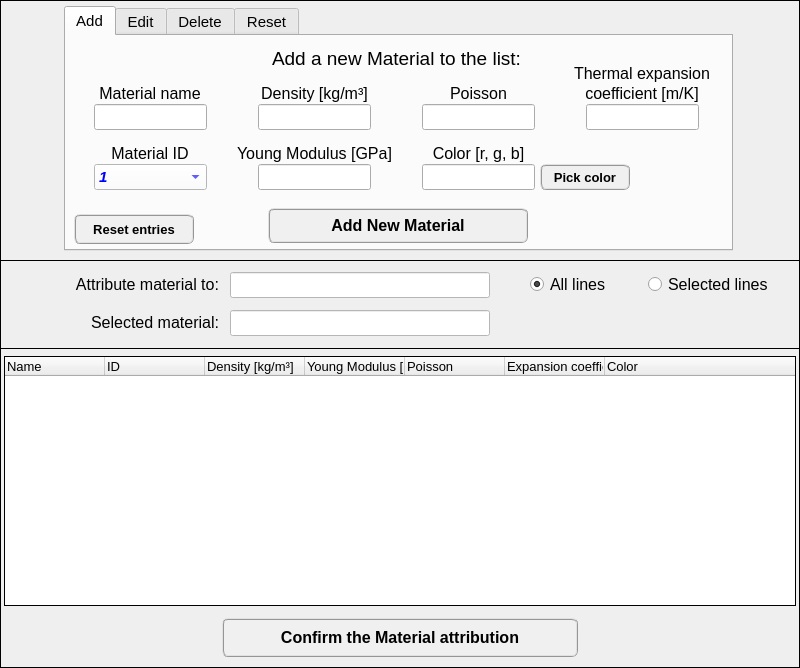
First picture: the form in data/user_input/ui/Model/Setup/Structural/materialInput.ui, repository open-pulse/OpenPulse, before the edit.
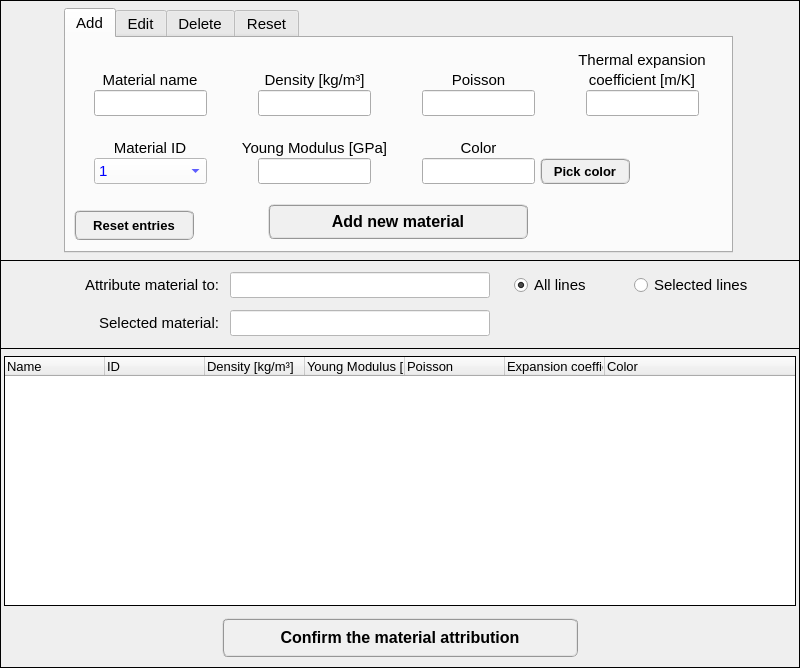
Second picture: the form after the edit. Icons and pictures are not drawn.

Commit message: Material/Fluid inputs adjustments

```diff
--- a/data/user_input/ui/Model/Setup/Structural/materialInput.ui
+++ b/data/user_input/ui/Model/Setup/Structural/materialInput.ui
@@ -78,7 +78,7 @@
     <property name="geometry">
      <rect>
       <x>64</x>
-      <y>6</y>
+      <y>8</y>
       <width>669</width>
       <height>245</height>
      </rect>
@@ -103,7 +103,7 @@
       <property name="geometry">
        <rect>
         <x>356</x>
-        <y>128</y>
+        <y>120</y>
         <width>113</width>
         <height>26</height>
        </rect>
@@ -122,11 +122,11 @@
       </property>
       <property name="font">
        <font>
-        <family>Arial</family>
+        <family>MS Shell Dlg 2</family>
         <pointsize>11</pointsize>
-        <weight>75</weight>
+        <weight>50</weight>
         <italic>false</italic>
-        <bold>true</bold>
+        <bold>false</bold>
        </font>
       </property>
       <property name="alignment">
@@ -137,7 +137,7 @@
       <property name="geometry">
        <rect>
         <x>162</x>
-        <y>108</y>
+        <y>100</y>
         <width>173</width>
         <height>20</height>
        </rect>
@@ -148,14 +148,17 @@
        </font>
       </property>
       <property name="text">
-       <string>&lt;html&gt;&lt;head/&gt;&lt;body&gt;&lt;p align=&quot;center&quot;&gt;&lt;span style=&quot; font-size:12pt;&quot;&gt;Young Modulus [GPa]&lt;/span&gt;&lt;/p&gt;&lt;/body&gt;&lt;/html&gt;</string>
+       <string>Young Modulus [GPa]</string>
+      </property>
+      <property name="alignment">
+       <set>Qt::AlignCenter</set>
       </property>
      </widget>
      <widget class="QLineEdit" name="lineEdit_poisson">
       <property name="geometry">
        <rect>
         <x>356</x>
-        <y>68</y>
+        <y>52</y>
         <width>113</width>
         <height>26</height>
        </rect>
@@ -174,11 +177,11 @@
       </property>
       <property name="font">
        <font>
-        <family>Arial</family>
+        <family>MS Shell Dlg 2</family>
         <pointsize>11</pointsize>
-        <weight>75</weight>
+        <weight>50</weight>
         <italic>false</italic>
-        <bold>true</bold>
+        <bold>false</bold>
        </font>
       </property>
       <property name="alignment">
@@ -189,20 +192,30 @@
       <property name="geometry">
        <rect>
         <x>24</x>
-        <y>48</y>
+        <y>32</y>
         <width>120</width>
         <height>20</height>
        </rect>
       </property>
+      <property name="font">
+       <font>
+        <pointsize>11</pointsize>
+        <weight>50</weight>
+        <bold>false</bold>
+       </font>
+      </property>
       <property name="text">
-       <string>&lt;html&gt;&lt;head/&gt;&lt;body&gt;&lt;p align=&quot;center&quot;&gt;&lt;span style=&quot; font-size:12pt; font-style:normal;&quot;&gt;Material name&lt;/span&gt;&lt;/p&gt;&lt;/body&gt;&lt;/html&gt;</string>
+       <string>Material name</string>
+      </property>
+      <property name="alignment">
+       <set>Qt::AlignCenter</set>
       </property>
      </widget>
      <widget class="QLineEdit" name="lineEdit_density">
       <property name="geometry">
        <rect>
         <x>192</x>
-        <y>68</y>
+        <y>52</y>
         <width>113</width>
         <height>26</height>
        </rect>
@@ -221,11 +234,11 @@
       </property>
       <property name="font">
        <font>
-        <family>Arial</family>
+        <family>MS Shell Dlg 2</family>
         <pointsize>11</pointsize>
-        <weight>75</weight>
+        <weight>50</weight>
         <italic>false</italic>
-        <bold>true</bold>
+        <bold>false</bold>
        </font>
       </property>
       <property name="alignment">
@@ -236,7 +249,7 @@
       <property name="geometry">
        <rect>
         <x>28</x>
-        <y>68</y>
+        <y>52</y>
         <width>113</width>
         <height>26</height>
        </rect>
@@ -255,11 +268,11 @@
       </property>
       <property name="font">
        <font>
-        <family>Arial</family>
+        <family>MS Shell Dlg 2</family>
         <pointsize>11</pointsize>
-        <weight>75</weight>
+        <weight>50</weight>
         <italic>false</italic>
-        <bold>true</bold>
+        <bold>false</bold>
        </font>
       </property>
       <property name="alignment">
@@ -270,33 +283,39 @@
       <property name="geometry">
        <rect>
         <x>24</x>
-        <y>108</y>
+        <y>100</y>
         <width>120</width>
         <height>20</height>
        </rect>
       </property>
       <property name="text">
-       <string>&lt;html&gt;&lt;head/&gt;&lt;body&gt;&lt;p align=&quot;center&quot;&gt;&lt;span style=&quot; font-size:12pt; font-style:normal;&quot;&gt;Material ID&lt;/span&gt;&lt;/p&gt;&lt;/body&gt;&lt;/html&gt;</string>
+       <string>Material ID</string>
+      </property>
+      <property name="alignment">
+       <set>Qt::AlignCenter</set>
       </property>
      </widget>
      <widget class="QLabel" name="poisson_label">
       <property name="geometry">
        <rect>
         <x>378</x>
-        <y>48</y>
+        <y>32</y>
         <width>69</width>
         <height>20</height>
        </rect>
       </property>
       <property name="text">
-       <string>&lt;html&gt;&lt;head/&gt;&lt;body&gt;&lt;p align=&quot;center&quot;&gt;&lt;span style=&quot; font-size:12pt; font-style:normal;&quot;&gt;Poisson&lt;/span&gt;&lt;/p&gt;&lt;/body&gt;&lt;/html&gt;</string>
+       <string>Poisson</string>
+      </property>
+      <property name="alignment">
+       <set>Qt::AlignCenter</set>
       </property>
      </widget>
      <widget class="QLineEdit" name="lineEdit_youngModulus">
       <property name="geometry">
        <rect>
         <x>192</x>
-        <y>128</y>
+        <y>120</y>
         <width>113</width>
         <height>26</height>
        </rect>
@@ -315,11 +334,11 @@
       </property>
       <property name="font">
        <font>
-        <family>Arial</family>
+        <family>MS Shell Dlg 2</family>
         <pointsize>11</pointsize>
-        <weight>75</weight>
+        <weight>50</weight>
         <italic>false</italic>
-        <bold>true</bold>
+        <bold>false</bold>
        </font>
       </property>
       <property name="alignment">
@@ -330,13 +349,23 @@
       <property name="geometry">
        <rect>
         <x>174</x>
-        <y>48</y>
+        <y>32</y>
         <width>149</width>
         <height>20</height>
        </rect>
       </property>
+      <property name="font">
+       <font>
+        <pointsize>11</pointsize>
+        <weight>50</weight>
+        <bold>false</bold>
+       </font>
+      </property>
       <property name="text">
-       <string>&lt;html&gt;&lt;head/&gt;&lt;body&gt;&lt;p align=&quot;center&quot;&gt;&lt;span style=&quot; font-size:12pt; font-style:normal;&quot;&gt;Density [kg/m³]&lt;/span&gt;&lt;/p&gt;&lt;/body&gt;&lt;/html&gt;</string>
+       <string>Density [kg/m³]</string>
+      </property>
+      <property name="alignment">
+       <set>Qt::AlignCenter</set>
       </property>
      </widget>
      <widget class="QPushButton" name="pushButton_confirm_add_material">
@@ -346,7 +375,7 @@
       <property name="geometry">
        <rect>
         <x>202</x>
-        <y>172</y>
+        <y>166</y>
         <width>260</width>
         <height>35</height>
        </rect>
@@ -387,7 +416,7 @@
 QPushButton:pressed{border-radius: 6px; border-color: rgb(0, 170, 255); border-style: ridge; border-width: 3px; color: rgb(0, 0, 0); background-color: rgb(174, 213, 255); font: 75 bold 12pt &quot;MS Shell Dlg 2&quot;}</string>
       </property>
       <property name="text">
-       <string>Add New Material</string>
+       <string>Add new material</string>
       </property>
       <property name="shortcut">
        <string>Shift+A</string>
@@ -405,36 +434,11 @@
        <bool>false</bool>
       </property>
      </widget>
-     <widget class="QLabel" name="Add_new_mat_label">
-      <property name="geometry">
-       <rect>
-        <x>176</x>
-        <y>10</y>
-        <width>309</width>
-        <height>25</height>
-       </rect>
-      </property>
-      <property name="font">
-       <font>
-        <pointsize>9</pointsize>
-        <italic>true</italic>
-       </font>
-      </property>
-      <property name="text">
-       <string>&lt;html&gt;&lt;head/&gt;&lt;body&gt;&lt;p align=&quot;center&quot;&gt;&lt;span style=&quot; font-size:14pt; font-style:normal;&quot;&gt;Add a new Material to the list:&lt;/span&gt;&lt;/p&gt;&lt;/body&gt;&lt;/html&gt;</string>
-      </property>
-      <property name="textFormat">
-       <enum>Qt::AutoText</enum>
-      </property>
-      <property name="alignment">
-       <set>Qt::AlignCenter</set>
-      </property>
-     </widget>
      <widget class="QLineEdit" name="lineEdit_thermal_expansion_coefficient">
       <property name="geometry">
        <rect>
         <x>520</x>
-        <y>68</y>
+        <y>52</y>
         <width>113</width>
         <height>26</height>
        </rect>
@@ -453,11 +457,11 @@
       </property>
       <property name="font">
        <font>
-        <family>Arial</family>
+        <family>MS Shell Dlg 2</family>
         <pointsize>11</pointsize>
-        <weight>75</weight>
+        <weight>50</weight>
         <italic>false</italic>
-        <bold>true</bold>
+        <bold>false</bold>
        </font>
       </property>
       <property name="alignment">
@@ -468,39 +472,48 @@
       <property name="geometry">
        <rect>
         <x>356</x>
-        <y>108</y>
+        <y>100</y>
         <width>113</width>
         <height>20</height>
        </rect>
       </property>
       <property name="text">
-       <string>&lt;html&gt;&lt;head/&gt;&lt;body&gt;&lt;p align=&quot;center&quot;&gt;&lt;span style=&quot; font-size:12pt; font-style:normal;&quot;&gt;Color [r, g, b]&lt;/span&gt;&lt;/p&gt;&lt;/body&gt;&lt;/html&gt;</string>
+       <string>Color</string>
+      </property>
+      <property name="alignment">
+       <set>Qt::AlignCenter</set>
       </property>
      </widget>
      <widget class="QLabel" name="coefficient_mK">
       <property name="geometry">
        <rect>
         <x>500</x>
-        <y>48</y>
+        <y>32</y>
         <width>152</width>
         <height>20</height>
        </rect>
       </property>
       <property name="text">
-       <string>&lt;html&gt;&lt;head/&gt;&lt;body&gt;&lt;p align=&quot;center&quot;&gt;&lt;span style=&quot; font-size:12pt; font-style:normal;&quot;&gt;coefficient [m/K]&lt;/span&gt;&lt;/p&gt;&lt;/body&gt;&lt;/html&gt;</string>
+       <string>coefficient [m/K]</string>
+      </property>
+      <property name="alignment">
+       <set>Qt::AlignCenter</set>
       </property>
      </widget>
      <widget class="QLabel" name="thermal_expansion_label">
       <property name="geometry">
        <rect>
         <x>500</x>
-        <y>28</y>
+        <y>12</y>
         <width>152</width>
         <height>20</height>
        </rect>
       </property>
       <property name="text">
-       <string>&lt;html&gt;&lt;head/&gt;&lt;body&gt;&lt;p align=&quot;center&quot;&gt;&lt;span style=&quot; font-size:12pt; font-style:normal;&quot;&gt;Thermal expansion&lt;/span&gt;&lt;/p&gt;&lt;/body&gt;&lt;/html&gt;</string>
+       <string>Thermal expansion</string>
+      </property>
+      <property name="alignment">
+       <set>Qt::AlignCenter</set>
       </property>
      </widget>
      <widget class="QPushButton" name="pushButton_reset_entries_add_material">
@@ -510,7 +523,7 @@
       <property name="geometry">
        <rect>
         <x>8</x>
-        <y>178</y>
+        <y>172</y>
         <width>120</width>
         <height>30</height>
        </rect>
@@ -573,7 +586,7 @@
       <property name="geometry">
        <rect>
         <x>474</x>
-        <y>128</y>
+        <y>120</y>
         <width>90</width>
         <height>26</height>
        </rect>
@@ -612,18 +625,18 @@
       <property name="geometry">
        <rect>
         <x>28</x>
-        <y>128</y>
+        <y>120</y>
         <width>113</width>
         <height>26</height>
        </rect>
       </property>
       <property name="font">
        <font>
-        <family>Arial</family>
+        <family>MS Shell Dlg 2</family>
         <pointsize>11</pointsize>
-        <weight>75</weight>
-        <italic>true</italic>
-        <bold>true</bold>
+        <weight>50</weight>
+        <italic>false</italic>
+        <bold>false</bold>
        </font>
       </property>
       <property name="whatsThis">
@@ -1747,28 +1760,28 @@
    <widget class="QRadioButton" name="radioButton_selected_lines">
     <property name="geometry">
      <rect>
-      <x>648</x>
+      <x>634</x>
       <y>12</y>
-      <width>135</width>
-      <height>25</height>
+      <width>147</width>
+      <height>26</height>
      </rect>
     </property>
     <property name="minimumSize">
      <size>
-      <width>135</width>
-      <height>25</height>
+      <width>140</width>
+      <height>26</height>
      </size>
     </property>
     <property name="maximumSize">
      <size>
-      <width>135</width>
-      <height>25</height>
+      <width>160</width>
+      <height>26</height>
      </size>
     </property>
     <property name="font">
      <font>
       <family>MS Shell Dlg 2</family>
-      <pointsize>12</pointsize>
+      <pointsize>11</pointsize>
       <weight>50</weight>
       <italic>false</italic>
       <bold>false</bold>
@@ -1785,28 +1798,28 @@
    <widget class="QRadioButton" name="radioButton_all">
     <property name="geometry">
      <rect>
-      <x>530</x>
+      <x>514</x>
       <y>12</y>
       <width>110</width>
-      <height>25</height>
+      <height>26</height>
      </rect>
     </property>
     <property name="minimumSize">
      <size>
       <width>110</width>
-      <height>25</height>
+      <height>26</height>
      </size>
     </property>
     <property name="maximumSize">
      <size>
       <width>110</width>
-      <height>25</height>
+      <height>26</height>
      </size>
     </property>
     <property name="font">
      <font>
       <family>MS Shell Dlg 2</family>
-      <pointsize>12</pointsize>
+      <pointsize>11</pointsize>
       <weight>50</weight>
       <italic>false</italic>
       <bold>false</bold>
@@ -1832,7 +1845,7 @@
     <property name="font">
      <font>
       <family>MS Shell Dlg 2</family>
-      <pointsize>12</pointsize>
+      <pointsize>11</pointsize>
       <weight>50</weight>
       <bold>false</bold>
      </font>
@@ -1953,7 +1966,7 @@
     <property name="font">
      <font>
       <family>MS Shell Dlg 2</family>
-      <pointsize>12</pointsize>
+      <pointsize>11</pointsize>
       <weight>50</weight>
       <bold>false</bold>
      </font>
@@ -2109,7 +2122,7 @@
 QPushButton:pressed{border-radius: 6px; border-color: rgb(0, 170, 255); border-style: ridge; border-width: 3px; color: rgb(0, 0, 0); background-color: rgb(174, 213, 255); font: 75 bold 12pt &quot;MS Shell Dlg 2&quot;}</string>
     </property>
     <property name="text">
-     <string>Confirm the Material attribution</string>
+     <string>Confirm the material attribution</string>
     </property>
     <property name="shortcut">
      <string>Shift+C</string>
```
Left out of the diff: 312 changed lines with no effect on the pictures. The commit also changes 6 other files.
